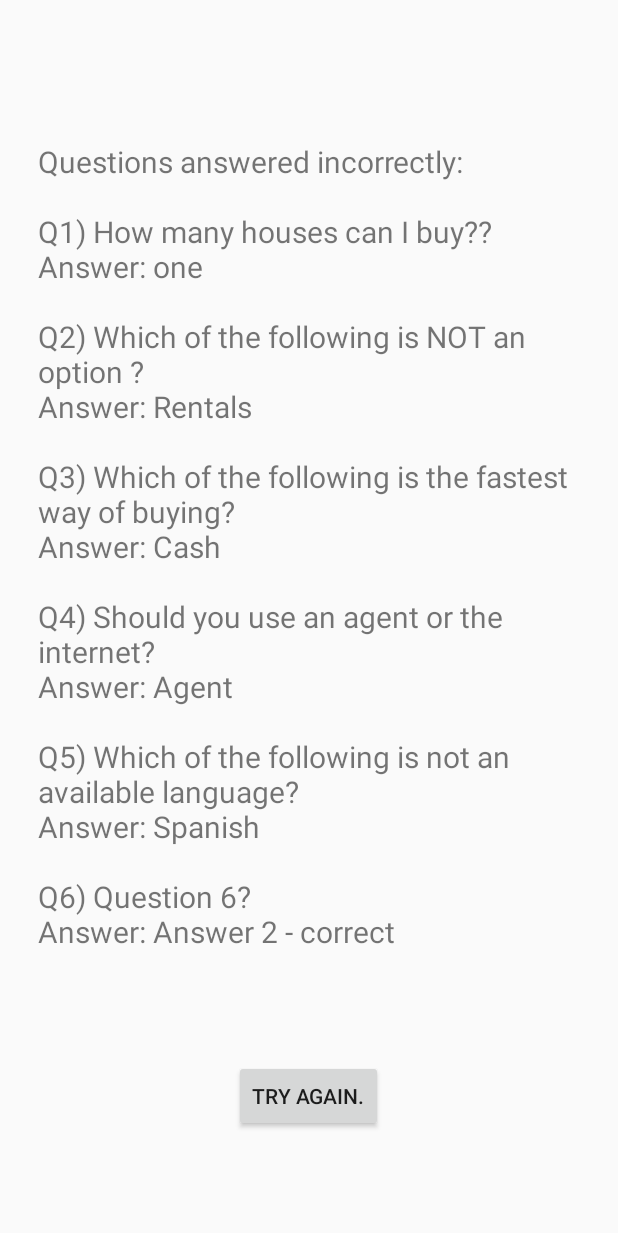
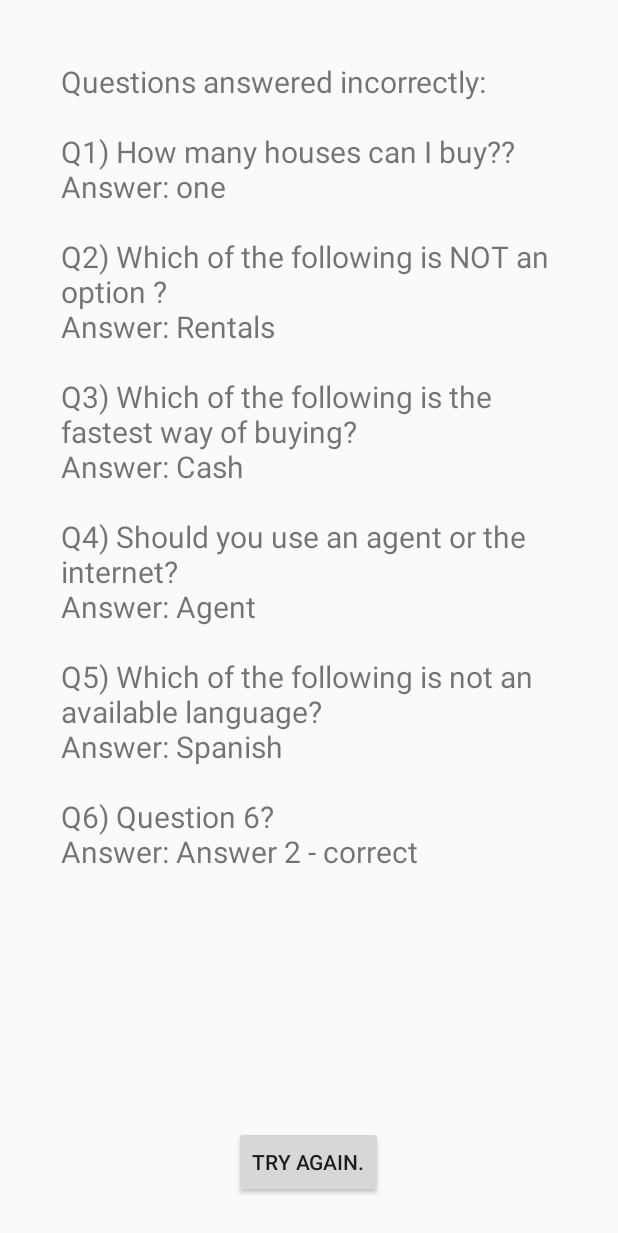
Before and after one commit to Angelala26/real-estate-practice, an Android app: the ResultActivity screen opened directly, with no data from a screen before it, after a tap on "NEXT", on a phone screen of 412 x 824 dp. Shown: the top 1233 px of the screen. Run offline under Robolectric (Android 15) with nearby library versions, the light colour scheme and no system bars; 2 statements that could not run were skipped.

Commit message:
Make questions random and fix IncorrectQuestion so the try again button isn't hidden

```diff
--- a/app/src/main/java/com/example/android/realestatepractice/PracticeTest.java
+++ b/app/src/main/java/com/example/android/realestatepractice/PracticeTest.java
@@ -14,6 +14,7 @@ import android.widget.RadioGroup;
 import android.widget.TextView;
 import android.widget.Toast;
 
+import java.util.Collections;
 import java.util.List;
 
 import static android.widget.Toast.makeText;
@@ -41,6 +42,7 @@ public class PracticeTest extends AppCompatActivity {
         //access the database and get the questions
         DbHelper db = new DbHelper(this);
         quesList = db.getAllQuestions();
+        Collections.shuffle(quesList);
         currentQuestion = quesList.get(mQuestionId);
 
 
@@ -60,7 +62,7 @@ public class PracticeTest extends AppCompatActivity {
         buttonChoice4 = (Button) findViewById(R.id.answer4);
         nextButton = (Button) findViewById(R.id.next_button);
 
-        //link the question with the text view
+        //link the question with the buttons
         setQuestionView();
 
         //when the next button is clicked, check the answer
@@ -88,7 +90,7 @@ public class PracticeTest extends AppCompatActivity {
             toast.show();
 
             score++;
-            Log.d("score", "Your score"+score);
+            Log.d("score", "Your score" + score);
         } else {
             //otherwise, create an alert that shows the questions with the correct answer
             AlertDialog.Builder builder = new AlertDialog.Builder(PracticeTest.this);
@@ -107,13 +109,10 @@ public class PracticeTest extends AppCompatActivity {
             AlertDialog dialog = builder.create();
             dialog.show();
 
-            //TODO: if the answer is incorrect, save this question with the correct answer
-            //TODO: and print something telling the user that it's wrong and the correct answer
-
-
             //if there are no more questions, go to the result activity with the score
             // and wrongly answered questions
-        } if (mQuestionId < quesList.size()) {
+        }
+        if (mQuestionId < quesList.size()) {
             currentQuestion = quesList.get(mQuestionId);
             setQuestionView();
             Log.d("debug ", "mQuestionId: " + currentQuestion);
--- a/app/src/main/java/com/example/android/realestatepractice/ResultActivity.java
+++ b/app/src/main/java/com/example/android/realestatepractice/ResultActivity.java
@@ -13,7 +13,8 @@ public class ResultActivity extends AppCompatActivity {
     Button nextButton;
     int score;
     int questListSize;
-    int percentage;
+    double percentage;
+    int roundedPercentage;
 
     @Override
     protected void onCreate(Bundle savedInstanceState) {
@@ -27,9 +28,12 @@ public class ResultActivity extends AppCompatActivity {
         Bundle bundle = getIntent().getExtras();
         score = bundle.getInt("score");
         questListSize = bundle.getInt("questListSize");
-        percentage = (questListSize / score);
+        //TODO: Fix score percentage
+        percentage = ((score / (double)questListSize) * 100);
+        roundedPercentage = (int) percentage;
+
         scoreTextView.setText("Your score is " + score + " out of " + questListSize
-                + ": " + percentage + "%");
+                + ": " + roundedPercentage + "%");
 
         //set next button to go to incorrect question activity
         nextButton.setOnClickListener(new View.OnClickListener() {
--- a/app/src/main/res/layout/activity_incorrect_question.xml
+++ b/app/src/main/res/layout/activity_incorrect_question.xml
@@ -1,15 +1,28 @@
 <?xml version="1.0" encoding="utf-8"?>
-<LinearLayout
+<RelativeLayout
     xmlns:android="http://schemas.android.com/apk/res/android"
     xmlns:app="http://schemas.android.com/apk/res-auto"
     android:orientation="vertical"
     android:layout_width="match_parent"
-    android:layout_height="match_parent"
-    android:gravity="center">
+    android:layout_height="match_parent">
+
+    <Button
+        android:id="@+id/try_again_button"
+        android:layout_width="wrap_content"
+        android:layout_height="wrap_content"
+        android:text="Try again."
+        android:layout_alignParentBottom="true"
+        android:layout_centerInParent="true"
+        android:layout_margin="25dp"
+        />
 
     <ScrollView
         android:layout_width="wrap_content"
-        android:layout_height="wrap_content">
+        android:layout_height="wrap_content"
+        android:layout_marginTop="15dp"
+        android:layout_marginLeft="15dp"
+        android:layout_marginRight="15dp"
+        android:layout_marginBottom="100dp">
 
         <TextView
             android:id="@+id/incorrect_question_text_view"
@@ -21,9 +34,4 @@
             android:textSize="20sp"/>
     </ScrollView>
 
-    <Button
-        android:id="@+id/try_again_button"
-        android:layout_width="wrap_content"
-        android:layout_height="wrap_content"
-        android:text="Try again."/>
-</LinearLayout>
+</RelativeLayout>
```
